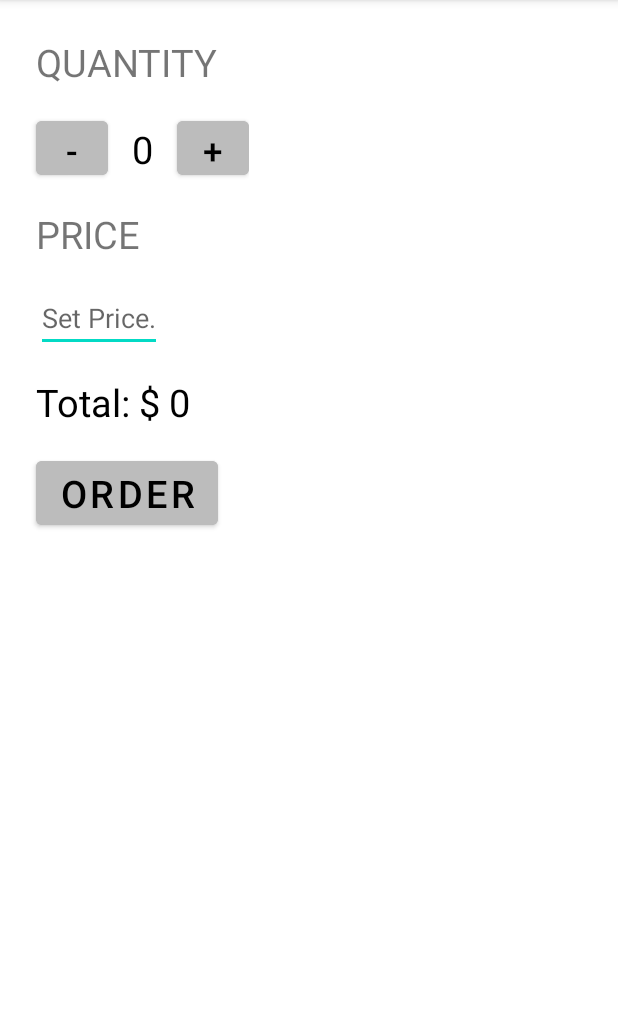
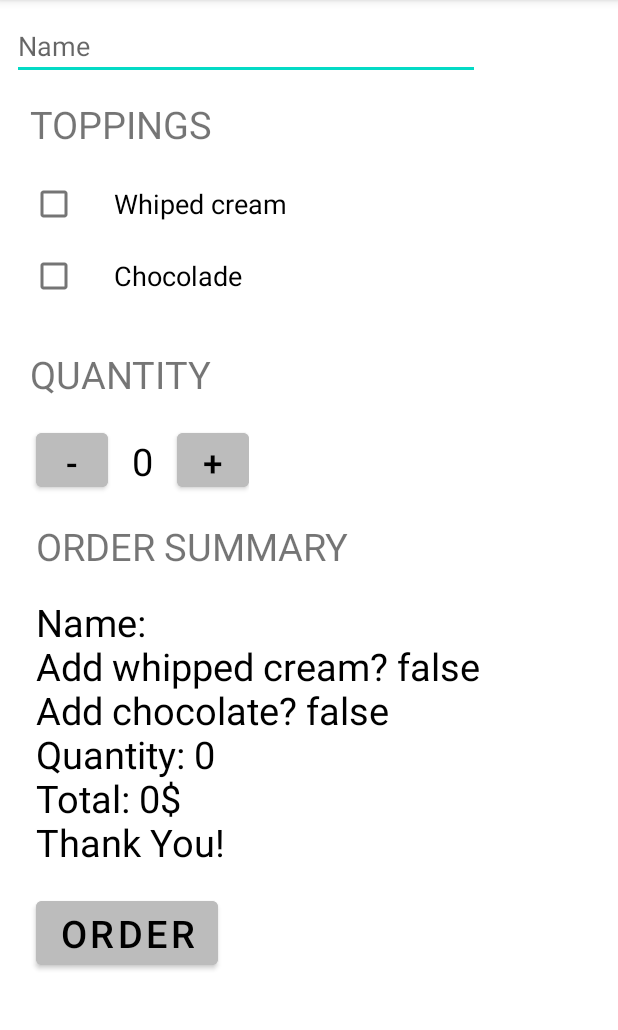
Before and after one commit to Alexwerber/quantity_and_price, an Android app: the screen it shows after launch (MainActivity), after a tap on "ORDER", on a phone screen of 412 x 824 dp, the part 84-1114 px from its top. Run offline under Robolectric (Android 15) with nearby library versions, the phone set to English and light mode, and no system bars.

Commit message:
added the ability to write the name of the client. added the ability to select topping

```diff
--- a/app/src/main/java/com/example/appinteractive/MainActivity.java
+++ b/app/src/main/java/com/example/appinteractive/MainActivity.java
@@ -5,6 +5,7 @@ import androidx.appcompat.app.AppCompatActivity;
 import android.os.Bundle;
 import android.text.Editable;
 import android.view.View;
+import android.widget.CheckBox;
 import android.widget.EditText;
 import android.widget.TextView;
 import android.view.Menu;
@@ -25,33 +26,55 @@ public class MainActivity extends AppCompatActivity {
     }
 
     public void submitOrder(View view) {
-        EditText priceValue = (EditText) findViewById(R.id.priceValue);
-        String repositoryOfInt = priceValue.getText().toString();
-        int value = Integer.parseInt(repositoryOfInt);
-        int price = value * quantity;
-        String priceMessage = "Total: $ " + price;
+        EditText personName = (EditText) findViewById(R.id.name_of_client);
+        String nameOfPerson = personName.getText().toString();
 
-        displayPrice(priceMessage);
+        CheckBox whippedCreamCheckBox = (CheckBox) findViewById(R.id.whipped_cream);
+        boolean hasWhippedCream = whippedCreamCheckBox.isChecked();
+
+        CheckBox chocolateCheckBox = (CheckBox) findViewById(R.id.chocolade_checkbox);
+        boolean hasChocolate = chocolateCheckBox.isChecked();
+
+        TextView orderSummaryTextView = (TextView) findViewById(R.id.order_summary_text_view);
+        orderSummaryTextView.setText(createOrderSummary(nameOfPerson, calculatePrice(quantity, 5, hasChocolate, hasWhippedCream), hasWhippedCream, hasChocolate));
     }
 
     public void increment(View view) {
         quantity = quantity + 1;
-        display(quantity);
+        displayQuantity(quantity);
     }
 
     public void decrement(View view) {
         quantity = quantity - 1;
-        display(quantity);
+        displayQuantity(quantity);
     }
 
-    private void display(int number) {
+    private void displayQuantity(int number) {
         TextView quantityTextView = (TextView) findViewById(R.id.quantity_text_view);
         quantityTextView.setText("" + number);
     }
 
-    private void displayPrice(String priceMassage) {
-        TextView priceTextView = (TextView) findViewById(R.id.price_text_view);
-        priceTextView.setText(priceMassage);
+    private int calculatePrice (int quantity, int value, boolean chocolateCheck, boolean whippedCreamCheck) {
+        int price = quantity * value;
+        if (chocolateCheck) {
+            price = price + 2 * quantity;
+        }
+
+        if (whippedCreamCheck) {
+            price = price + quantity;
+        }
+
+        return price;
+    }
+
+    private String createOrderSummary (String name, int price, boolean toppingWhippedCream, boolean chocolate) {
+        String massage = "Name: " + name
+                + "\nAdd whipped cream? " + toppingWhippedCream
+                + "\nAdd chocolate? " + chocolate
+                + "\nQuantity: " + quantity
+                + "\nTotal: " + price
+                + "$\nThank You!";
+        return massage;
     }
 
 }
--- a/app/src/main/res/layout/activity_main.xml
+++ b/app/src/main/res/layout/activity_main.xml
@@ -6,20 +6,58 @@
     android:layout_height="match_parent"
     tools:context=".MainActivity">
 
+    <ScrollView
+        android:layout_width="match_parent"
+        android:layout_height="match_parent" >
+
         <LinearLayout
             android:layout_width="wrap_content"
             android:layout_height="wrap_content"
             android:orientation="vertical"
             android:padding="8sp">
 
+            <EditText
+                android:id="@+id/name_of_client"
+                android:layout_width="match_parent"
+                android:layout_height="wrap_content"
+                android:hint="Name"
+                android:inputType="textPersonName"/>
+
+            <TextView
+                android:text="TOPPINGS"
+                android:layout_width="wrap_content"
+                android:layout_height="wrap_content"
+                android:textSize="25sp"
+                android:layout_marginLeft="12dp"
+                android:layout_marginTop="12dp"/>
+
+            <CheckBox
+                android:id="@+id/whipped_cream"
+                android:text="Whiped cream"
+                android:layout_width="wrap_content"
+                android:layout_height="wrap_content"
+                android:textSize="18dp"
+                android:layout_marginLeft="12dp"
+                android:layout_marginTop="12dp"
+                android:paddingLeft="24dp" />
+
+            <CheckBox
+                android:id="@+id/chocolade_checkbox"
+                android:text="Chocolade"
+                android:layout_width="wrap_content"
+                android:layout_height="wrap_content"
+                android:textSize="18dp"
+                android:layout_marginLeft="12dp"
+                android:layout_marginBottom="12dp"
+                android:paddingLeft="24dp" />
 
             <TextView
                 android:text="QUANTITY"
                 android:layout_width="wrap_content"
                 android:layout_height="wrap_content"
                 android:textSize="25sp"
-            android:layout_marginLeft="16dp"
-            android:layout_marginTop="16dp" />
+                android:layout_marginLeft="12dp"
+                android:layout_marginTop="12dp" />
 
             <LinearLayout
                 android:layout_width="wrap_content"
@@ -61,25 +99,16 @@
             </LinearLayout>
 
             <TextView
-            android:text="PRICE"
+                android:text="ORDER SUMMARY"
                 android:layout_width="wrap_content"
                 android:layout_height="wrap_content"
                 android:textSize="25sp"
                 android:layout_marginLeft="16dp"
                 android:layout_marginTop="16dp" />
 
-        <EditText
-            android:id="@+id/priceValue"
-            android:layout_width="wrap_content"
-            android:layout_height="wrap_content"
-            android:hint="Set Price."
-            android:layout_marginTop="16dp"
-            android:layout_marginLeft="16dp"
-            android:inputType="number" />
-
             <TextView
-            android:id="@+id/price_text_view"
-            android:text="$0"
+                android:id="@+id/order_summary_text_view"
+                android:text=" "
                 android:layout_width="wrap_content"
                 android:layout_height="wrap_content"
                 android:textSize="25sp"
@@ -100,4 +129,6 @@
 
         </LinearLayout>
 
+    </ScrollView>
+
 </androidx.constraintlayout.widget.ConstraintLayout>
```
Lines whose indentation alone changed are shown as unchanged.
